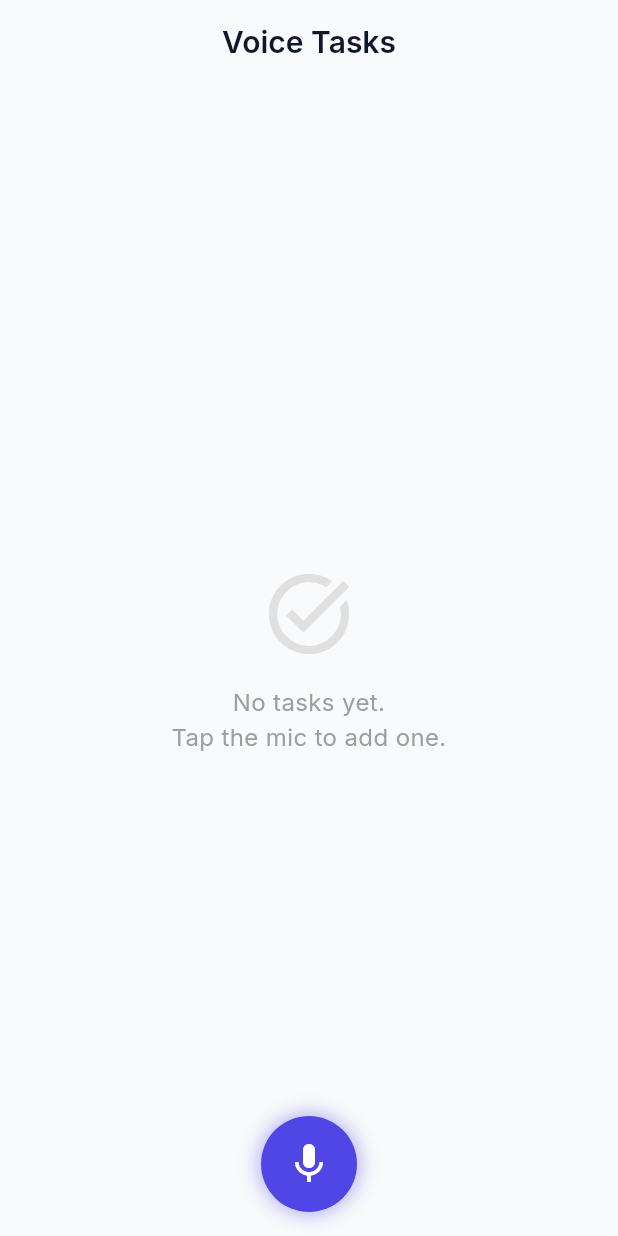
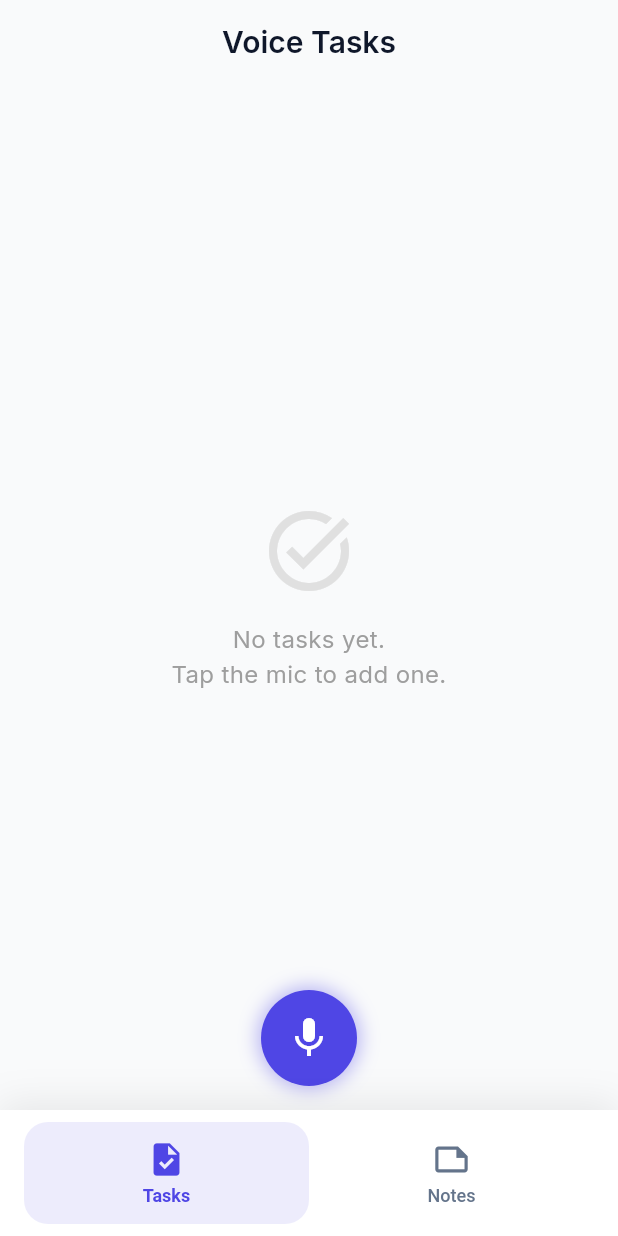
Before and after one commit to haddadiheb1/JustSayIt, a Flutter app: the screen it shows after launch, on a phone screen of 412 x 824 dp. Run offline on Flutter 3.47's test engine with Material 3 defaults, Android fonts, the phone set to English and light mode, and no system bars; drawn by our look-alikes of flutter_animate; our stand-ins replace flutter_local_notifications, flutter_riverpod, freezed_annotation, gap, google_fonts, hive and 4 more; accounts and stored records are empty; generated files the repository leaves out were written again.

Commit message:
feat: Implement core note management functionality with note listing, editing, and Riverpod state management.

```diff
--- a/lib/main.dart
+++ b/lib/main.dart
@@ -2,8 +2,9 @@ import 'package:flutter/material.dart';
 import 'package:flutter_riverpod/flutter_riverpod.dart';
 import 'package:hive_flutter/hive_flutter.dart';
 import 'package:just_say_it/core/theme/app_theme.dart';
-import 'package:just_say_it/presentation/screens/home_screen.dart';
+import 'package:just_say_it/presentation/screens/main_navigation_screen.dart';
 import 'package:just_say_it/data/models/task_model.dart';
+import 'package:just_say_it/data/models/note_model.dart';
 
 void main() async {
   WidgetsFlutterBinding.ensureInitialized();
@@ -11,13 +12,17 @@ void main() async {
   // Initialize Hive
   await Hive.initFlutter();
 
-  // Register the TaskModel adapter
+  // Register adapters
   if (!Hive.isAdapterRegistered(0)) {
     Hive.registerAdapter(TaskModelAdapter());
   }
+  if (!Hive.isAdapterRegistered(1)) {
+    Hive.registerAdapter(NoteModelAdapter());
+  }
 
-  // Open the tasks box
+  // Open boxes
   await Hive.openBox<TaskModel>('tasks');
+  await Hive.openBox<NoteModel>('notes');
 
   runApp(const ProviderScope(child: VoiceTaskApp()));
 }
@@ -33,7 +38,7 @@ class VoiceTaskApp extends StatelessWidget {
       theme: AppTheme.lightTheme,
       darkTheme: AppTheme.darkTheme,
       themeMode: ThemeMode.system,
-      home: const HomeScreen(),
+      home: const MainNavigationScreen(),
     );
   }
 }
--- /dev/null
+++ b/lib/presentation/screens/main_navigation_screen.dart
@@ -0,0 +1,140 @@
+import 'package:flutter/material.dart';
+import 'package:just_say_it/core/theme/app_theme.dart';
+import 'package:just_say_it/presentation/screens/home_screen.dart';
+import 'package:just_say_it/presentation/screens/notes_screen.dart';
+
+class MainNavigationScreen extends StatefulWidget {
+  const MainNavigationScreen({super.key});
+
+  @override
+  State<MainNavigationScreen> createState() => _MainNavigationScreenState();
+}
+
+class _MainNavigationScreenState extends State<MainNavigationScreen> {
+  int _currentIndex = 0;
+
+  final List<Widget> _screens = const [
+    HomeScreen(),
+    NotesScreen(),
+  ];
+
+  @override
+  Widget build(BuildContext context) {
+    return Scaffold(
+      body: AnimatedSwitcher(
+        duration: const Duration(milliseconds: 300),
+        switchInCurve: Curves.easeInOut,
+        switchOutCurve: Curves.easeInOut,
+        transitionBuilder: (child, animation) {
+          return FadeTransition(
+            opacity: animation,
+            child: SlideTransition(
+              position: Tween<Offset>(
+                begin: const Offset(0.1, 0),
+                end: Offset.zero,
+              ).animate(animation),
+              child: child,
+            ),
+          );
+        },
+        child: IndexedStack(
+          key: ValueKey<int>(_currentIndex),
+          index: _currentIndex,
+          children: _screens,
+        ),
+      ),
+      bottomNavigationBar: Container(
+        decoration: BoxDecoration(
+          color: AppTheme.surfaceLight,
+          boxShadow: [
+            BoxShadow(
+              color: Colors.black.withValues(alpha: 0.08),
+              blurRadius: 20,
+              offset: const Offset(0, -4),
+            ),
+          ],
+        ),
+        child: SafeArea(
+          child: Padding(
+            padding: const EdgeInsets.symmetric(horizontal: 16, vertical: 8),
+            child: Row(
+              mainAxisAlignment: MainAxisAlignment.spaceAround,
+              children: [
+                _buildNavItem(
+                  icon: Icons.task_outlined,
+                  selectedIcon: Icons.task,
+                  label: 'Tasks',
+                  index: 0,
+                ),
+                _buildNavItem(
+                  icon: Icons.note_outlined,
+                  selectedIcon: Icons.note,
+                  label: 'Notes',
+                  index: 1,
+                ),
+              ],
+            ),
+          ),
+        ),
+      ),
+    );
+  }
+
+  Widget _buildNavItem({
+    required IconData icon,
+    required IconData selectedIcon,
+    required String label,
+    required int index,
+  }) {
+    final isSelected = _currentIndex == index;
+
+    return Expanded(
+      child: GestureDetector(
+        onTap: () {
+          setState(() {
+            _currentIndex = index;
+          });
+        },
+        child: AnimatedContainer(
+          duration: const Duration(milliseconds: 200),
+          curve: Curves.easeInOut,
+          padding: const EdgeInsets.symmetric(vertical: 12, horizontal: 16),
+          decoration: BoxDecoration(
+            color: isSelected
+                ? AppTheme.primaryIndigo.withValues(alpha: 0.1)
+                : Colors.transparent,
+            borderRadius: BorderRadius.circular(16),
+          ),
+          child: Column(
+            mainAxisSize: MainAxisSize.min,
+            children: [
+              AnimatedSwitcher(
+                duration: const Duration(milliseconds: 200),
+                child: Icon(
+                  isSelected ? selectedIcon : icon,
+                  key: ValueKey<bool>(isSelected),
+                  color: isSelected
+                      ? AppTheme.primaryIndigo
+                      : AppTheme.textSecondary,
+                  size: 26,
+                ),
+              ),
+              const SizedBox(height: 4),
+              AnimatedDefaultTextStyle(
+                duration: const Duration(milliseconds: 200),
+                style: TextStyle(
+                  fontSize: 12,
+                  fontWeight: isSelected ? FontWeight.w600 : FontWeight.w500,
+                  color: isSelected
+                      ? AppTheme.primaryIndigo
+                      : AppTheme.textSecondary,
+                ),
+                child: Text(label),
+              ),
+            ],
+          ),
+        ),
+      ),
+    );
+  }
+}
```
Also changed, not shown: lib/presentation/providers/note_provider.dart (added, +39 -0 lines), lib/presentation/screens/note_editor_screen.dart (added, +144 -0 lines), lib/presentation/screens/notes_screen.dart (added, +93 -0 lines), lib/presentation/widgets/note_card.dart (added, +115 -0 lines), lib/presentation/providers/note_provider.g.dart (added).
